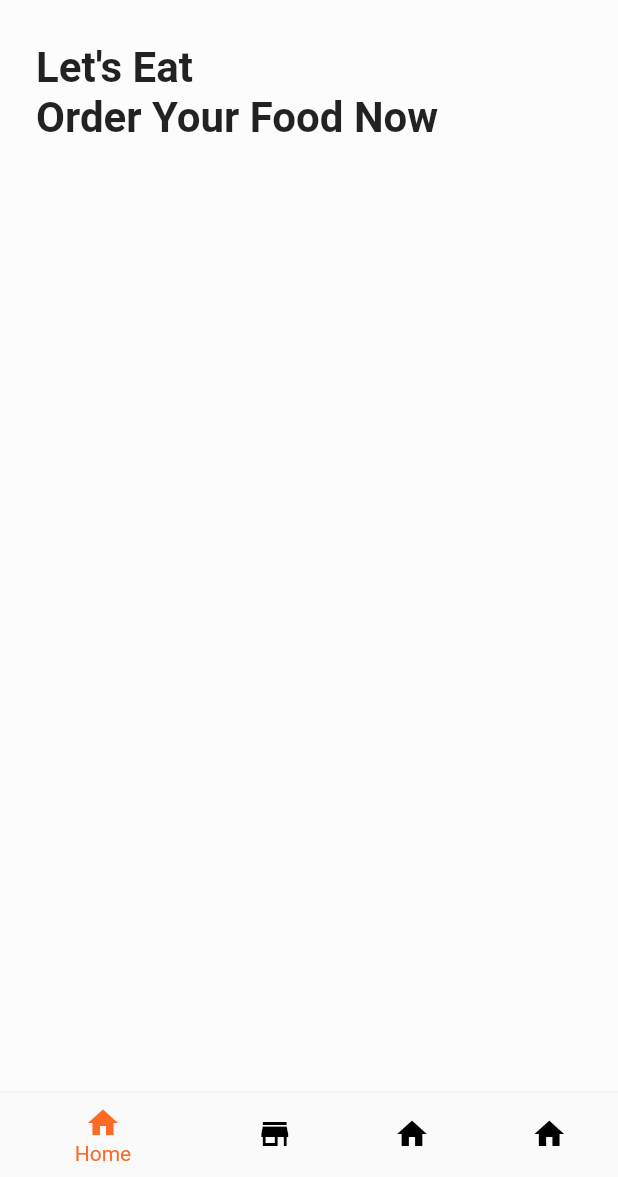
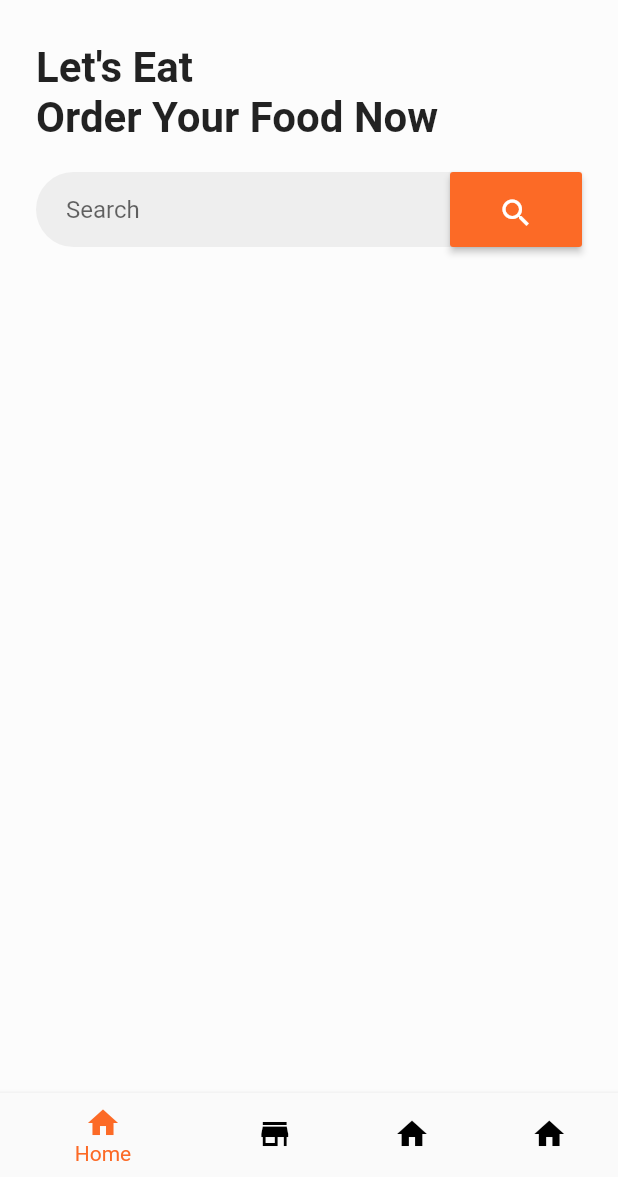
Before and after one commit to yohanym95/Food-Go, a Flutter app: the screen it shows after launch, on a phone screen of 412 x 824 dp, the part 59-1236 px from its top. Run offline on Flutter 3.47's test engine with Material 2 defaults, Android fonts, the phone set to English and light mode, and no system bars.

Commit message:
create search UI component

```diff
--- a/lib/main.dart
+++ b/lib/main.dart
@@ -64,11 +64,42 @@ class _MyHomePageState extends State<MyHomePage> {
           mainAxisAlignment: MainAxisAlignment.start,
           crossAxisAlignment: CrossAxisAlignment.start,
           children: <Widget>[
-            Text("Let's Eat \nOrder Your Food Now",
-            style: TextStyle(
-              fontSize: 28.0,
-              fontWeight: FontWeight.w700
-            ),)
+            Text(
+              "Let's Eat \nOrder Your Food Now",
+              style: TextStyle(fontSize: 28.0, fontWeight: FontWeight.w700),
+            ),
+            SizedBox(
+              height: 20.0,
+            ),
+            Container(
+              width: double.infinity,
+              height: 50.0,
+              decoration: BoxDecoration(
+                  color: Color(0x55d2d2d2),
+                  borderRadius: BorderRadius.circular(30.0)),
+              child: Row(
+                children: <Widget>[
+                  Expanded(child: TextField(
+                    decoration: InputDecoration(
+                      hintText: "Search",
+                      border: InputBorder.none,
+                      contentPadding: EdgeInsets.only(left: 20.0)
+                    ),
+                  )),
+                  RaisedButton(
+                    onPressed: () {},
+                    child: Padding(
+                      padding: const EdgeInsets.symmetric(vertical: 15.0),
+                      child: Icon(
+                        Icons.search,
+                        color: Colors.white,
+                      ),
+                    ),
+                    color: Color(0xFFfc6a26),
+                  )
+                ],
+              ),
+            )
           ],
         ),
       ),
```
